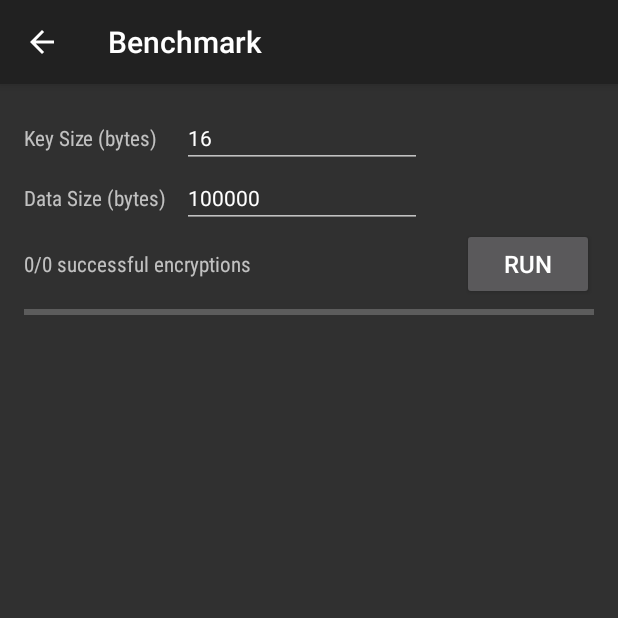
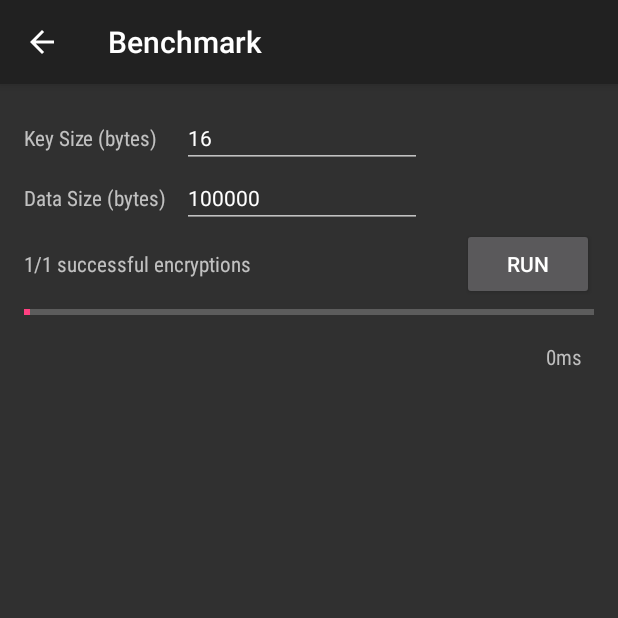
Before and after one commit to mrtomrichy/AndroidEncryptionBenchmarking, an Android app: the BenchmarkActivity screen opened directly, with no data from a screen before it, after a tap on "RUN", on a phone screen of 412 x 824 dp, the top half of it. Run offline under Robolectric (Android 15) with nearby library versions, the phone set to English and light mode, and no system bars; 12 statements that could not run were skipped.

Commit message:
Lots of code cleanup

```diff
--- a/app/src/main/java/com/mrtomrichy/encryptionbenchmarking/benchmarking/BenchmarkTask.java
+++ b/app/src/main/java/com/mrtomrichy/encryptionbenchmarking/benchmarking/BenchmarkTask.java
@@ -13,7 +13,7 @@
     void benchmarkFinished(int successfulEncryptions);
   }
 
-  public BenchmarkCallbacks callbacks;
+  private BenchmarkCallbacks callbacks;
 
   private byte[] data;
   private int dataSizeInBytes;
@@ -40,28 +40,28 @@
   @Override
   protected Integer doInBackground(Algorithm... algorithms) {
     int successfulEncrypts = 0;
-    for(int i = 0; i < algorithms.length; i++) {
-      if(stopped) return successfulEncrypts;
+    for (Algorithm algorithm : algorithms) {
+      if (stopped) return successfulEncrypts;
 
-      String algorithm = algorithms[i].name;
+      String algorithmName = algorithm.name;
 
       long startTime = System.currentTimeMillis();
       boolean success = true;
       String errorMessage = null;
-      try{
-        Encryption.encrypt(this.data, algorithm);
-      } catch(Exception e) {
+      try {
+        Encryption.encrypt(this.data, algorithmName);
+      } catch (Exception e) {
         success = false;
         errorMessage = e.getMessage();
       } finally {
         long timeTaken = -1;
 
-        if(success) {
+        if (success) {
           successfulEncrypts++;
           timeTaken = System.currentTimeMillis() - startTime;
         }
 
-        BenchmarkResult result = new BenchmarkResult(algorithms[i], success, errorMessage, Encryption.getKeySize(), dataSizeInBytes, timeTaken);
+        BenchmarkResult result = new BenchmarkResult(algorithm, success, errorMessage, Encryption.getKeySize(), dataSizeInBytes, timeTaken);
         publishProgress(result);
       }
     }
--- a/app/src/main/java/com/mrtomrichy/encryptionbenchmarking/ui/BenchmarkActivity.java
+++ b/app/src/main/java/com/mrtomrichy/encryptionbenchmarking/ui/BenchmarkActivity.java
@@ -26,6 +26,8 @@
  */
 public class BenchmarkActivity extends AppCompatActivity {
 
+  public static final String ALGORITHM_TAG = "algorithms";
+
   BenchmarkTask.BenchmarkCallbacks callbacks = new BenchmarkTask.BenchmarkCallbacks() {
     @Override
     public void updateProgress(BenchmarkResult result) {
@@ -36,7 +38,7 @@
 
     @Override
     public void benchmarkStarted() {
-      runButton.setText("Stop");
+      runButton.setText(R.string.stop);
       keySizeInput.setEnabled(false);
       dataSizeInput.setEnabled(false);
       mResultsText.setText("");
@@ -45,12 +47,12 @@
 
     @Override
     public void benchmarkFinished(int successfulEncryptions) {
-      runButton.setText("Run");
+      runButton.setText(R.string.run);
       runButton.setEnabled(true);
       keySizeInput.setEnabled(true);
       dataSizeInput.setEnabled(true);
       currentTask = null;
-      mResultsText.setText(successfulEncryptions + "/" + results.size() + " successful encryptions");
+      mResultsText.setText(String.format(getString(R.string.encryption_success_count), successfulEncryptions, results.size()));
     }
   };
 
@@ -72,8 +74,8 @@
     super.onCreate(savedInstanceState);
     setContentView(R.layout.activity_benchmark);
 
-    if(getIntent().getExtras().containsKey("algorithms")) {
-      Parcelable[] parcelableArray = getIntent().getExtras().getParcelableArray("algorithms");
+    if(getIntent().getExtras().containsKey(ALGORITHM_TAG)) {
+      Parcelable[] parcelableArray = getIntent().getExtras().getParcelableArray(ALGORITHM_TAG);
       selectedAlgorithms = new Algorithm[parcelableArray.length];
       System.arraycopy(parcelableArray, 0, selectedAlgorithms, 0, parcelableArray.length);
     } else {
@@ -81,9 +83,9 @@
     }
 
     getSupportActionBar().setDisplayHomeAsUpEnabled(true);
-    getSupportActionBar().setTitle("Benchmark");
+    getSupportActionBar().setTitle(R.string.benchmark);
     if(selectedAlgorithms.length != 1) {
-      getSupportActionBar().setSubtitle(selectedAlgorithms.length + " algorithms selected");
+      getSupportActionBar().setSubtitle(String.format(getString(R.string.selected_algorithm_count), selectedAlgorithms.length));
     } else {
       getSupportActionBar().setSubtitle(selectedAlgorithms[0].name);
     }
--- a/app/src/main/res/layout/activity_benchmark.xml
+++ b/app/src/main/res/layout/activity_benchmark.xml
@@ -7,7 +7,7 @@
                 android:paddingTop="@dimen/activity_vertical_margin"
                 tools:context=".ui.MainActivity">
 
-    <LinearLayout
+    <View
         android:focusable="true" android:focusableInTouchMode="true"
         android:layout_width="0px" android:layout_height="0px"
         android:id="@+id/linearLayout"/>
@@ -20,9 +20,9 @@
         android:id="@+id/keySize"
         android:layout_alignParentTop="true"
         android:layout_alignParentStart="false"
-        android:hint="Key Size (bytes)"
+        android:hint="@string/key_size"
         android:layout_toRightOf="@+id/keyLabel"
-        android:textSize="14dp"
+        android:textSize="14sp"
         android:layout_marginLeft="16dp"/>
 
     <EditText
@@ -31,17 +31,17 @@
         android:inputType="number"
         android:ems="10"
         android:id="@+id/dataSize"
-        android:hint="Data Size (bytes)"
+        android:hint="@string/data_size"
         android:layout_below="@+id/keySize"
         android:layout_alignStart="@+id/keySize"
-        android:textSize="14dp"/>
+        android:textSize="14sp"/>
 
     <Button
         android:layout_width="wrap_content"
         android:layout_height="wrap_content"
-        android:text="Run"
+        android:text="@string/run"
         android:id="@+id/runButton"
-        android:textSize="16dp"
+        android:textSize="14sp"
         android:layout_below="@+id/dataSize"
         android:layout_alignParentEnd="true"/>
 
@@ -52,6 +52,7 @@
         android:id="@+id/progressBar"
         android:layout_alignParentStart="true"
         android:layout_alignParentEnd="true"
+        android:progressTint="@color/accent"
         android:layout_below="@+id/runButton"/>
 
     <android.support.v7.widget.RecyclerView
@@ -68,7 +69,7 @@
         android:textAppearance="?android:attr/textAppearanceSmall"
         android:id="@+id/resultText"
         android:fontFamily="sans-serif-condensed"
-        android:text="Result"
+        android:text="@string/result"
         android:layout_alignParentStart="true"
         android:layout_alignBottom="@+id/runButton"
         android:layout_below="@+id/dataSize"
@@ -78,9 +79,9 @@
         android:layout_width="wrap_content"
         android:layout_height="wrap_content"
         android:textAppearance="?android:attr/textAppearanceMedium"
-        android:text="Key Size (bytes)"
+        android:text="@string/key_size"
         android:id="@+id/keyLabel"
-        android:textSize="14dp"
+        android:textSize="14sp"
         android:fontFamily="sans-serif-condensed"
         android:layout_alignBaseline="@+id/keySize"
         android:layout_alignBottom="@+id/keySize"
@@ -90,9 +91,9 @@
         android:layout_width="wrap_content"
         android:layout_height="wrap_content"
         android:textAppearance="?android:attr/textAppearanceMedium"
-        android:text="Data Size (bytes)"
+        android:text="@string/data_size"
         android:id="@+id/dataLabel"
-        android:textSize="14dp"
+        android:textSize="14sp"
         android:fontFamily="sans-serif-condensed"
         android:layout_alignBaseline="@+id/dataSize"
         android:layout_alignBottom="@+id/dataSize"
--- a/app/src/main/res/layout/result_layout.xml
+++ b/app/src/main/res/layout/result_layout.xml
@@ -1,27 +1,23 @@
 <?xml version="1.0" encoding="utf-8"?>
-<RelativeLayout xmlns:android="http://schemas.android.com/apk/res/android"
+<LinearLayout xmlns:android="http://schemas.android.com/apk/res/android"
                 android:layout_width="match_parent"
-                android:layout_height="match_parent"
-                android:padding="8dp">
+                android:layout_height="wrap_content"
+                android:padding="8dp"
+    android:orientation="horizontal">
 
     <TextView
-        android:layout_width="wrap_content"
+        android:layout_width="0dp"
         android:layout_height="wrap_content"
         android:textAppearance="?android:attr/textAppearanceMedium"
-        android:text="Medium Text"
         android:id="@+id/nameText"
-        android:layout_toLeftOf="@+id/timeText"
-        android:layout_alignParentStart="true"
         android:layout_marginRight="16dp"
+        android:layout_weight="1"
         android:fontFamily="sans-serif-light"/>
 
     <TextView
         android:layout_width="wrap_content"
         android:layout_height="wrap_content"
         android:textAppearance="?android:attr/textAppearanceSmall"
-        android:text="Small Text"
         android:id="@+id/timeText"
-        android:layout_alignParentEnd="true"
-        android:fontFamily="sans-serif-condensed"
-        android:layout_alignTop="@+id/nameText"/>
-</RelativeLayout>
+        android:fontFamily="sans-serif-condensed"/>
+</LinearLayout>
--- a/app/src/main/res/values/colors.xml
+++ b/app/src/main/res/values/colors.xml
@@ -3,13 +3,10 @@
     <color name="primary">#3F51B5</color>
     <color name="primary_dark">#000000</color>
     <color name="accent">#FF4081</color>
+    <color name="failed_red">#F44336</color>
     <color name="accent_ripple">#F06292</color>
-    <color name="foreground_material_light">#ffffff</color>
-    <color name="background_material_dark">#c6c6c6</color>
     <color name="bright_foreground_dark">#000000</color>
     <color name="primary_text_material_dark">#000000</color>
-    <color name="primary_text_default_material_light">#deffffff</color>
-    <color name="secondary_text_default_material_dark">#b3000000</color>
     <color name="secondary_text_material_dark">#000000</color>
     <color name="secondary_text_material_light">#000000</color>
 </resources>
--- a/app/src/main/res/values/strings.xml
+++ b/app/src/main/res/values/strings.xml
@@ -3,4 +3,16 @@
 
     <string name="hello_world">Hello world!</string>
     <string name="action_settings">Settings</string>
+    <string name="key_size">Key Size (bytes)</string>
+    <string name="data_size">Data Size (bytes)</string>
+    <string name="result">Result</string>
+    <string name="run">Run</string>
+    <string name="stop">Stop</string>
+    <string name="encryption_success_count" formatted="false">%d/%d successful encryptions</string>
+    <string name="benchmark">Benchmark</string>
+    <string name="selected_algorithm_count">%d algorithms selected</string>
+    <string name="total_selected_algorithm_count" formatted="false">%d of %d selected</string>
+    <string name="failed">FAILED</string>
+    <string name="time_taken">%dms</string>
+    <string name="cancel">Cancel</string>
 </resources>
```
Also changed, not shown: app/src/main/java/com/mrtomrichy/encryptionbenchmarking/adapter/AlgorithmAdapter.java (+22 -24 lines), app/src/main/java/com/mrtomrichy/encryptionbenchmarking/adapter/ResultsAdapter.java (+10 -12 lines), app/src/main/java/com/mrtomrichy/encryptionbenchmarking/encryption/Encryption.java (+3 -6 lines), app/src/main/java/com/mrtomrichy/encryptionbenchmarking/ui/MainActivity.java (+12 -3 lines), app/src/main/res/layout/algorithm_layout.xml (+5 -7 lines), app/src/main/res/layout/deselect_menu.xml (+7 -8 lines).
